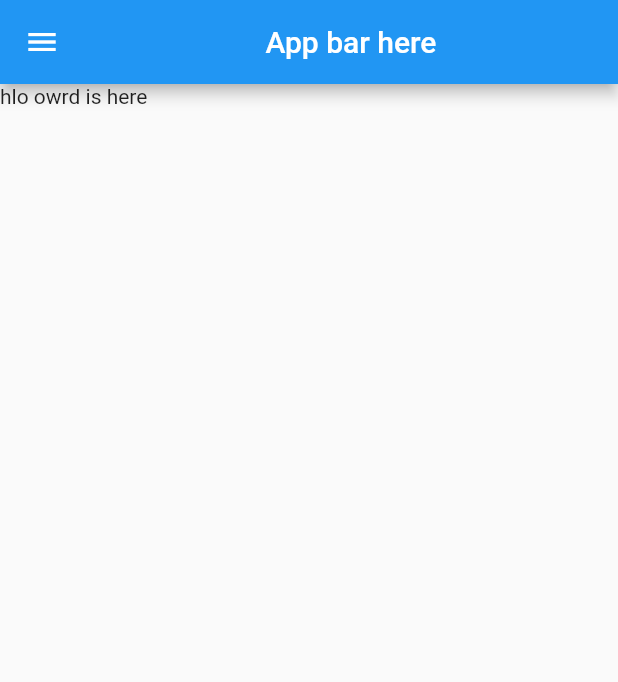
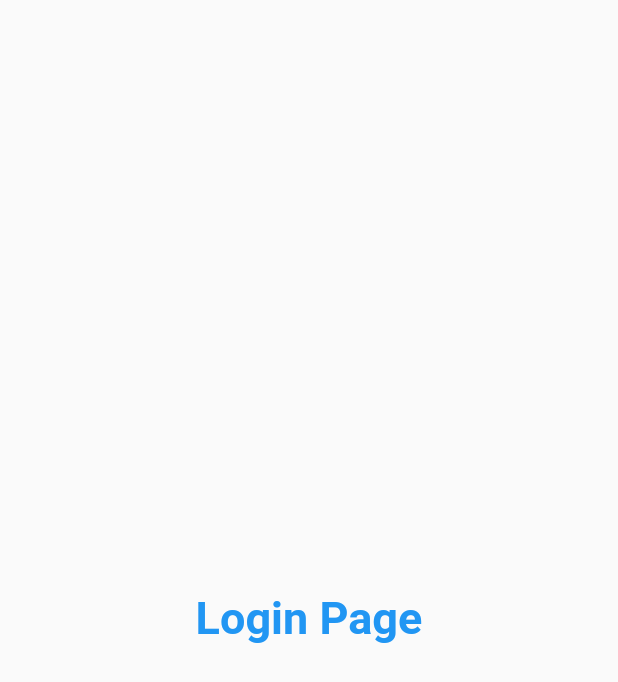
Before and after one commit to AdnanSadiqsb/flutter-prctice, a Flutter app: the screen it shows after launch, on a phone screen of 412 x 824 dp. Shown: the top 682 px of the screen. Run offline on Flutter 3.47's test engine with Material 2 defaults, Android fonts, the phone set to English and light mode, and no system bars.

Commit message:
day3 completed

```diff
--- a/lib/main.dart
+++ b/lib/main.dart
@@ -1,5 +1,6 @@
 import 'package:flutter/material.dart';
-import 'package:untitled1/home_page.dart';
+import 'package:untitled1/pages/home_page.dart';
+import 'package:untitled1/pages/loginPage.dart';
 
 void main() {
   runApp(secondapp());
@@ -25,6 +26,13 @@ class MyApp extends StatelessWidget {
 class secondapp extends StatelessWidget {
   @override
   Widget build(BuildContext context) {
-    return MaterialApp(home: HomePage());
+    return MaterialApp(
+      // home: HomePage(),
+      theme: ThemeData(primarySwatch: Colors.deepPurple),
+      routes: {
+        "/": (context) => LoginPage(),
+        "/login": (context) => LoginPage()
+      },
+    );
   }
 }
--- a/lib/home_page.dart
+++ b/lib/pages/home_page.dart
@@ -5,6 +5,7 @@ class HomePage extends StatelessWidget {
 
   @override
   Widget build(BuildContext context) {
+    brigvagitable(rupees: 50);
     return Scaffold(
       appBar: AppBar(
         title: Center(
@@ -17,4 +18,8 @@ class HomePage extends StatelessWidget {
       drawer: Drawer(),
     );
   }
+
+  brigvagitable({int rupees = 100}) {
+    print(rupees);
+  }
 }
--- /dev/null
+++ b/lib/pages/loginPage.dart
@@ -0,0 +1,16 @@
+import 'package:flutter/material.dart';
+
+class LoginPage extends StatelessWidget {
+  @override
+  Widget build(BuildContext context) {
+    return const Material(
+      child: Center(
+        child: Text(
+          "Login Page",
+          style: TextStyle(
+              fontSize: 30, color: Colors.blue, fontWeight: FontWeight.bold),
+        ),
+      ),
+    );
+  }
+}
```
